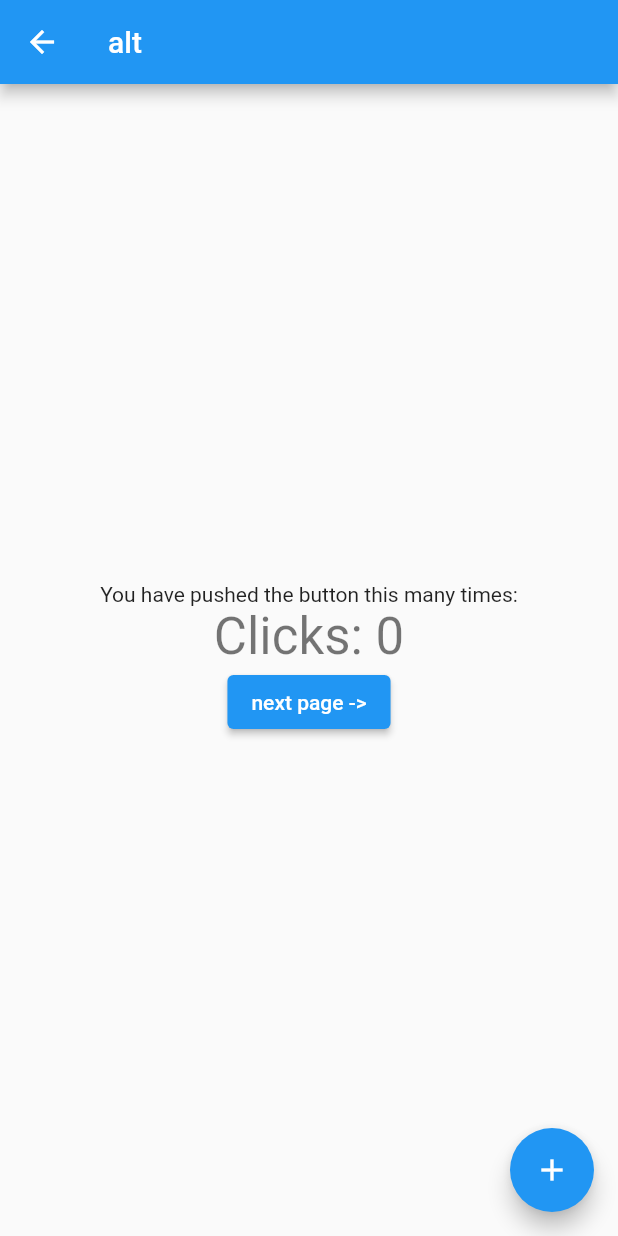
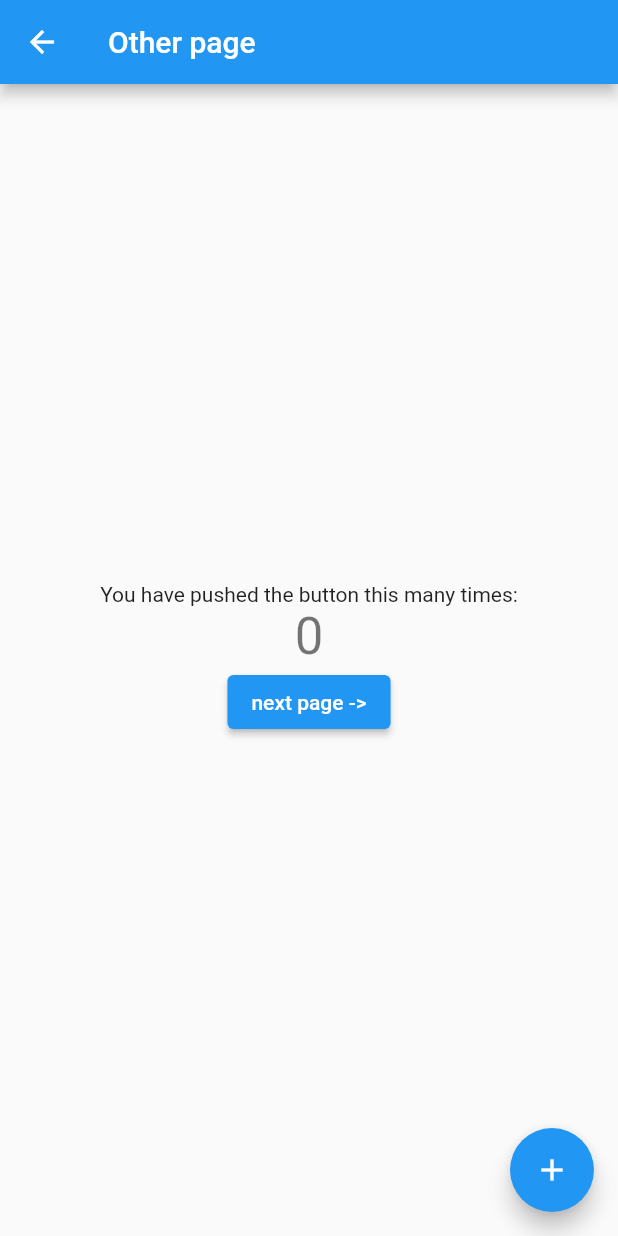
Before and after one commit to evaisse/demo-flutter-app-widget-tester, a Flutter app: the screen it shows after launch, after a tap on "next page ->", on a phone screen of 412 x 824 dp. Run offline on Flutter 3.47's test engine with Material 2 defaults, Android fonts, the phone set to English and light mode, and no system bars; our stand-ins replace get.

Commit message:
[base-widget-tests] working widget test with routing

```diff
--- a/lib/main.dart
+++ b/lib/main.dart
@@ -1,6 +1,5 @@
 import 'package:flutter/material.dart';
 import 'package:flutter_app_test/mysecondpage.dart';
-import 'package:get/get.dart';
 
 import 'mycounterpage.dart';
 
@@ -12,14 +11,14 @@ class MyApp extends StatelessWidget {
   // This widget is the root of your application.
   @override
   Widget build(BuildContext context) {
-    return GetMaterialApp(
+    return MaterialApp(
       title: 'Flutter Demo',
-        home: MyCounterPage(), // becomes the route named '/'
-        getPages: [
-          GetPage(name: '/', page: () => MyCounterPage()),
-          GetPage(name: '/alt', page: () => MyCounterPage(title: 'alt')),
-          GetPage(name: '/second', page: () => MySecondPage(title: "second page")),
-        ],
+      initialRoute: '/',
+      routes: {
+        '/': (context) => MyCounterPage(title: 'Coucou'),
+        '/alt': (context) => MyCounterPage(title: 'Other page'),
+        '/second': (context) => MySecondPage(title: "page B"),
+      },
       theme: ThemeData(
         // This is the theme of your application.
         //
--- a/lib/mycounterpage.dart
+++ b/lib/mycounterpage.dart
@@ -4,8 +4,9 @@ import 'package:get/get.dart';
 
 import 'counter_controller.dart';
 
-class MyCounterPage extends StatelessWidget {
-  MyCounterPage({Key? key, this.title = 'Coucou'}) : super(key: key);
+
+class MyCounterPage extends StatefulWidget {
+  MyCounterPage({Key? key, required this.title}) : super(key: key);
 
   // This widget is the home page of your application. It is stateful, meaning
   // that it has a State object (defined below) that contains fields that affect
@@ -19,9 +20,25 @@ class MyCounterPage extends StatelessWidget {
   final String title;
 
   @override
+  _MyCounterPageState createState() => _MyCounterPageState();
+}
+
+class _MyCounterPageState extends State<MyCounterPage> {
+  int _counter = 0;
+
+  void _incrementCounter() {
+    setState(() {
+      // This call to setState tells the Flutter framework that something has
+      // changed in this State, which causes it to rerun the build method below
+      // so that the display can reflect the updated values. If we changed
+      // _counter without calling setState(), then the build method would not be
+      // called again, and so nothing would appear to happen.
+      _counter++;
+    });
+  }
+
+  @override
   Widget build(BuildContext context) {
-    final CounterController c = Get.put(CounterController());
-
     // This method is rerun every time setState is called, for instance as done
     // by the _incrementCounter method above.
     //
@@ -32,7 +49,7 @@ class MyCounterPage extends StatelessWidget {
       appBar: AppBar(
         // Here we take the value from the MyHomePage object that was created by
         // the App.build method, and use it to set our appbar title.
-        title: Text(title, key: Key('title')),
+        title: Text(widget.title, key: Key('title')),
       ),
       body: Center(
         // Center is a layout widget. It takes a single child and positions it
@@ -57,15 +74,17 @@ class MyCounterPage extends StatelessWidget {
             Text(
               'You have pushed the button this many times:',
             ),
-            Obx(() => Text("Clicks: ${c.count}",
-                style: Theme.of(context).textTheme.headline4)),
+            Text(
+              '$_counter',
+              style: Theme.of(context).textTheme.headline4,
+            ),
             ElevatedButton(
                 key: Key('nextPage'),
                 onPressed: () {
-                  if (title == 'Coucou') {
-                    Get.toNamed('/alt');
+                  if (widget.title == 'Coucou') {
+                    Navigator.pushNamed(context, '/alt');
                   } else {
-                    Get.toNamed('/second');
+                    Navigator.pushNamed(context, '/second');
                   }
                 },
                 child: Text('next page ->'))
@@ -73,7 +92,7 @@ class MyCounterPage extends StatelessWidget {
         ),
       ),
       floatingActionButton: FloatingActionButton(
-        onPressed: c.increment,
+        onPressed: _incrementCounter,
         tooltip: 'Increment',
         child: Icon(Icons.add),
       ), // This trailing comma makes auto-formatting nicer for build methods.
--- a/lib/mysecondpage.dart
+++ b/lib/mysecondpage.dart
@@ -68,17 +68,10 @@ class _MySecondPageState extends State<MySecondPage> {
           // horizontal).
           mainAxisAlignment: MainAxisAlignment.center,
           children: <Widget>[
-            Text(
-              'You have pushed the button this many times:',
-            ),
-            Text(
-              '$_counter',
-              style: Theme.of(context).textTheme.headline4,
-            ),
             ElevatedButton(
                 key: Key('nextPage'),
                 onPressed: () {
-                  Get.toNamed('/');
+                  Navigator.pushNamed(context, '/');
                 },
                 child: Text('Back to home'))
           ],
```
Lines whose indentation alone changed are shown as unchanged.
